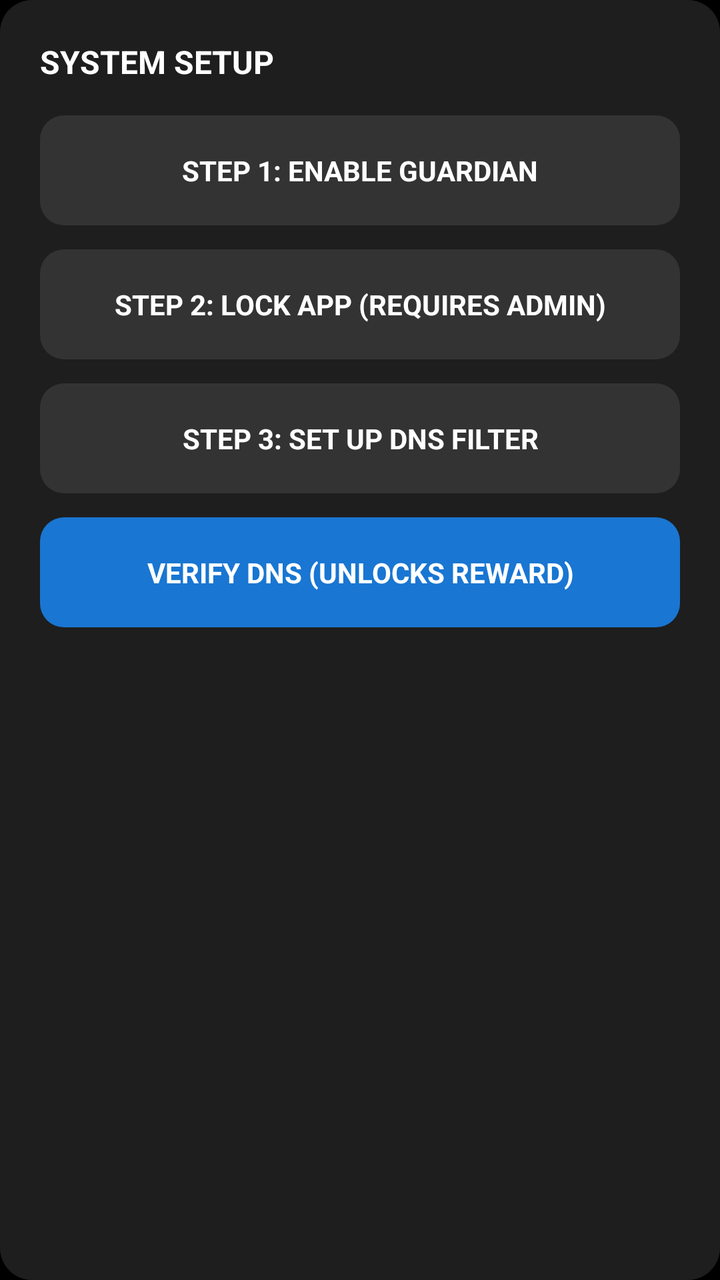
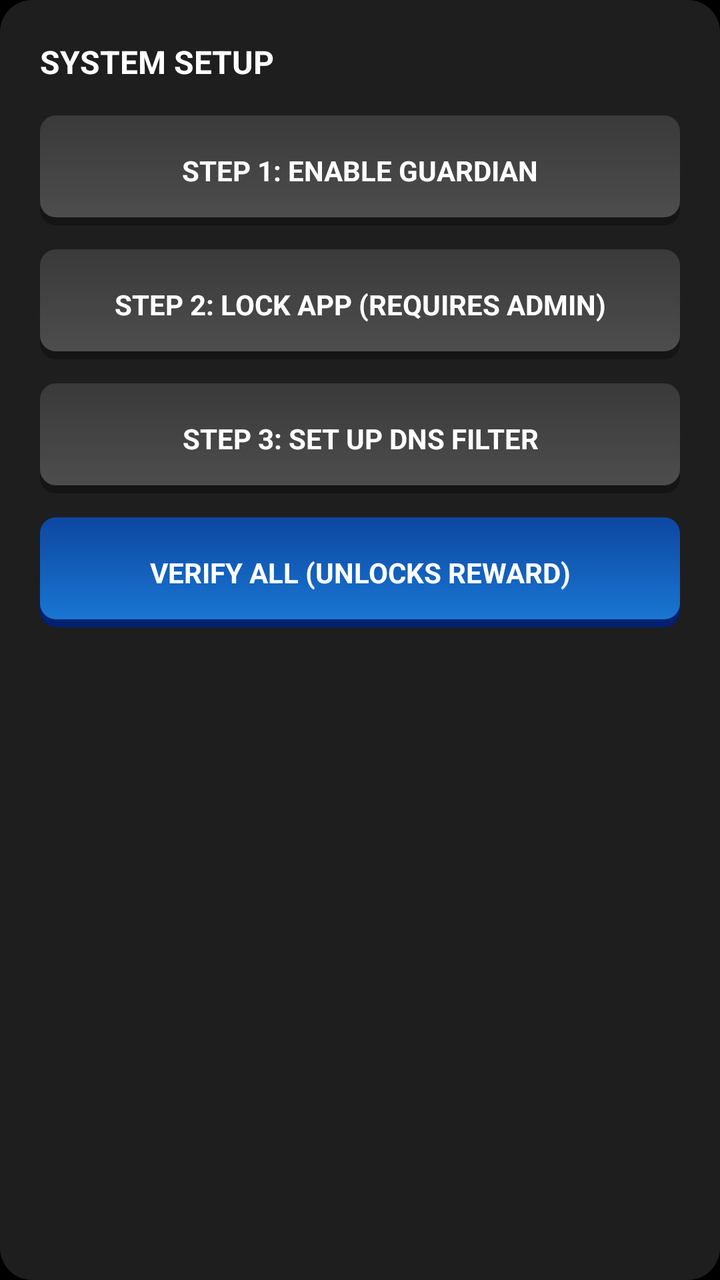

Screens rendered from an Android XML layout before and after an edit, with the pre-edit source and the edit as a unified diff.
<!-- AndroidManifest.xml: application theme android:Theme.NoTitleBar -->
<!-- res/layout/card_onboarding.xml -->
<?xml version="1.0" encoding="utf-8"?>
<LinearLayout xmlns:android="http://schemas.android.com/apk/res/android"
    android:id="@+id/llOnboarding" style="@style/AppCard">
    <TextView android:layout_width="wrap_content" android:layout_height="wrap_content" style="@style/TextHeader" android:text="SYSTEM SETUP"/>
    <Button android:id="@+id/btnStep1" style="@style/AppButton.Standard" android:text="STEP 1: ENABLE GUARDIAN"/>
    <Button android:id="@+id/btnStep2" style="@style/AppButton.Standard" android:text="STEP 2: LOCK APP (REQUIRES ADMIN)"/>
    <Button android:id="@+id/btnStep3" style="@style/AppButton.Standard" android:text="STEP 3: SET UP DNS FILTER"/>
    <Button android:id="@+id/btnTestFilter" style="@style/AppButton.Accent" android:text="VERIFY DNS (UNLOCKS REWARD)" android:layout_marginBottom="0dp"/>
    <Button android:id="@+id/btnStep4" style="@style/AppButton.Standard" android:text="STEP 4: FIX BATTERY SETTINGS" android:layout_marginTop="12dp" android:visibility="gone"/>
</LinearLayout>
<!-- resources referenced by this layout -->
<resources>
  <style name="AppButton.Accent">
          <item name="android:background">@drawable/bg_btn_accent</item>
      </style>
  <style name="AppButton.Standard">
          <item name="android:background">@drawable/bg_btn_standard</item>
      </style>
  <style name="AppCard">
          <item name="android:layout_width">match_parent</item>
          <item name="android:layout_height">wrap_content</item>
          <item name="android:orientation">vertical</item>
          <item name="android:background">@drawable/bg_card</item>
          <item name="android:padding">20dp</item>
          <item name="android:layout_marginBottom">24dp</item>
      </style>
  <style name="TextHeader">
          <item name="android:textColor">#FFFFFF</item>
          <item name="android:textSize">16sp</item>
          <item name="android:textStyle">bold</item>
          <item name="android:layout_marginBottom">16dp</item>
      </style>
  <!-- drawable bg_btn_accent (drawable) -->
  <?xml version="1.0" encoding="utf-8"?>
  <shape xmlns:android="http://schemas.android.com/apk/res/android">
      <solid android:color="#1976D2" />
      <corners android:radius="12dp" />
  </shape>
  <!-- drawable bg_btn_standard (drawable) -->
  <?xml version="1.0" encoding="utf-8"?>
  <shape xmlns:android="http://schemas.android.com/apk/res/android">
      <solid android:color="#333333" />
      <corners android:radius="12dp" />
  </shape>
  <!-- drawable bg_card (drawable) -->
  <?xml version="1.0" encoding="utf-8"?>
  <shape xmlns:android="http://schemas.android.com/apk/res/android">
      <solid android:color="#1E1E1E" />
      <corners android:radius="16dp" />
  </shape>
</resources>

<!-- the commit's change to res/layout/card_onboarding.xml (unified diff, before → after) -->
@@ -5,6 +5,6 @@
     <Button android:id="@+id/btnStep1" style="@style/AppButton.Standard" android:text="STEP 1: ENABLE GUARDIAN"/>
     <Button android:id="@+id/btnStep2" style="@style/AppButton.Standard" android:text="STEP 2: LOCK APP (REQUIRES ADMIN)"/>
     <Button android:id="@+id/btnStep3" style="@style/AppButton.Standard" android:text="STEP 3: SET UP DNS FILTER"/>
-    <Button android:id="@+id/btnTestFilter" style="@style/AppButton.Accent" android:text="VERIFY DNS (UNLOCKS REWARD)" android:layout_marginBottom="0dp"/>
     <Button android:id="@+id/btnStep4" style="@style/AppButton.Standard" android:text="STEP 4: FIX BATTERY SETTINGS" android:layout_marginTop="12dp" android:visibility="gone"/>
+    <Button android:id="@+id/btnTestFilter" style="@style/AppButton.Accent" android:text="VERIFY ALL (UNLOCKS REWARD)" android:layout_marginBottom="0dp"/>
 </LinearLayout>
<!-- resource entries referenced after the edit -->
@@ -22,16 +22,38 @@
       </style>
   <!-- drawable bg_btn_accent (drawable) -->
   <?xml version="1.0" encoding="utf-8"?>
-  <shape xmlns:android="http://schemas.android.com/apk/res/android">
-      <solid android:color="#1976D2" />
-      <corners android:radius="12dp" />
-  </shape>
+  <selector xmlns:android="http://schemas.android.com/apk/res/android">
+      <item android:state_pressed="true">
+          <layer-list>
+              <item><shape><corners android:radius="8dp"/><solid android:color="#002171"/></shape></item>
+              <item android:top="4dp" android:bottom="0dp"><shape><corners android:radius="8dp"/><gradient android:angle="270" android:startColor="#093170" android:endColor="#115293"/></shape></item>
+          </layer-list>
+      </item>
+      <item>
+          <layer-list>
+              <item><shape><corners android:radius="8dp"/><solid android:color="#002171"/></shape></item>
+              <item android:top="0dp" android:bottom="4dp"><shape><corners android:radius="8dp"/><gradient android:angle="270" android:startColor="#0D47A1" android:endColor="#1976D2"/></shape></item>
+          </layer-list>
+      </item>
+  </selector>
   <!-- drawable bg_btn_standard (drawable) -->
   <?xml version="1.0" encoding="utf-8"?>
-  <shape xmlns:android="http://schemas.android.com/apk/res/android">
-      <solid android:color="#333333" />
-      <corners android:radius="12dp" />
-  </shape>
+  <selector xmlns:android="http://schemas.android.com/apk/res/android">
+      
+      <item android:state_pressed="true">
+          <layer-list>
+              <item><shape><corners android:radius="8dp"/><solid android:color="#151515"/></shape></item>
+              <item android:top="4dp" android:bottom="0dp"><shape><corners android:radius="8dp"/><gradient android:angle="270" android:startColor="#2A2A2A" android:endColor="#3A3A3A"/></shape></item>
+          </layer-list>
+      </item>
+      
+      <item>
+          <layer-list>
+              <item><shape><corners android:radius="8dp"/><solid android:color="#151515"/></shape></item>
+              <item android:top="0dp" android:bottom="4dp"><shape><corners android:radius="8dp"/><gradient android:angle="270" android:startColor="#3A3A3A" android:endColor="#4D4D4D"/></shape></item>
+          </layer-list>
+      </item>
+  </selector>
   <!-- drawable bg_card (drawable) -->
   <?xml version="1.0" encoding="utf-8"?>
   <shape xmlns:android="http://schemas.android.com/apk/res/android">
